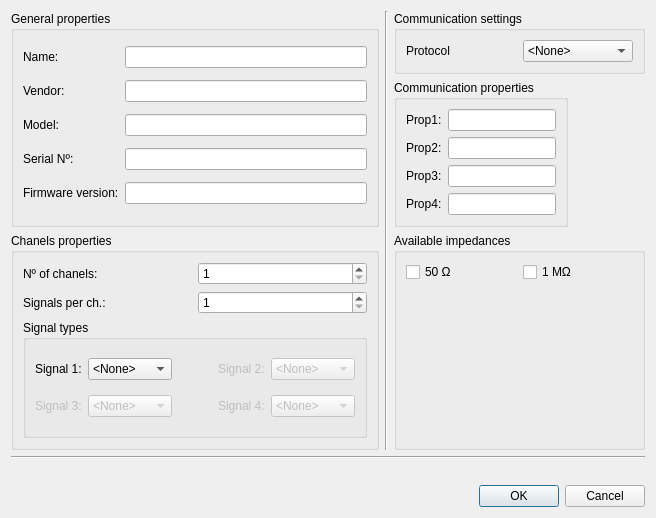
First picture: the form in frequency-meter/view/resources/device_interface.ui, repository robertofem/Freq-meter-APP, before the edit.
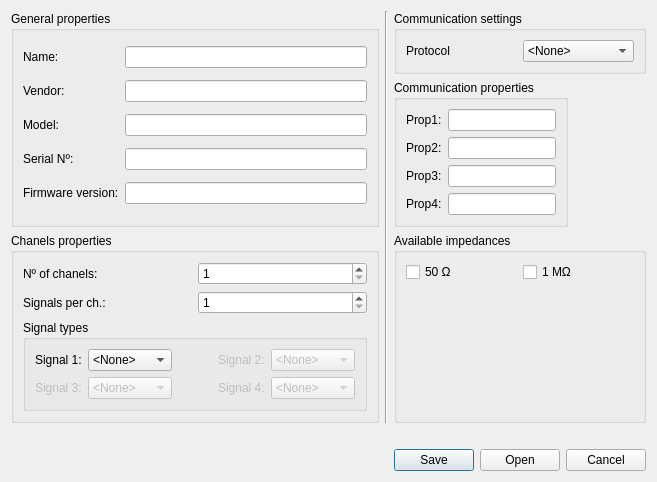
Second picture: the form after the edit.

Commit message: Add overwrite device configuration functionality

```diff
--- a/frequency-meter/view/resources/device_interface.ui
+++ b/frequency-meter/view/resources/device_interface.ui
@@ -6,7 +6,7 @@
    <rect>
     <x>0</x>
     <y>0</y>
-    <width>656</width>
+    <width>670</width>
     <height>518</height>
    </rect>
   </property>
@@ -20,6 +20,22 @@
    <string>Dialog</string>
   </property>
   <layout class="QGridLayout" name="gridLayout">
+   <property name="sizeConstraint">
+    <enum>QLayout::SetFixedSize</enum>
+   </property>
+   <item row="5" column="0" colspan="3">
+    <widget class="QLabel" name="ErrorLabel">
+     <property name="sizePolicy">
+      <sizepolicy hsizetype="Minimum" vsizetype="Maximum">
+       <horstretch>0</horstretch>
+       <verstretch>0</verstretch>
+      </sizepolicy>
+     </property>
+     <property name="text">
+      <string/>
+     </property>
+    </widget>
+   </item>
    <item row="1" column="0" rowspan="3">
     <widget class="QGroupBox" name="GeneralPropertiesgroupBox">
      <property name="title">
@@ -79,20 +95,6 @@
      </layout>
     </widget>
    </item>
-   <item row="7" column="2">
-    <widget class="QDialogButtonBox" name="buttonBox">
-     <property name="standardButtons">
-      <set>QDialogButtonBox::Cancel|QDialogButtonBox::Ok</set>
-     </property>
-    </widget>
-   </item>
-   <item row="5" column="0" colspan="3">
-    <widget class="Line" name="line_2">
-     <property name="orientation">
-      <enum>Qt::Horizontal</enum>
-     </property>
-    </widget>
-   </item>
    <item row="4" column="0">
     <widget class="QGroupBox" name="groupBox">
      <property name="title">
@@ -340,19 +342,6 @@
      </layout>
     </widget>
    </item>
-   <item row="6" column="0" colspan="3">
-    <widget class="QLabel" name="ErrorLabel">
-     <property name="sizePolicy">
-      <sizepolicy hsizetype="Minimum" vsizetype="Maximum">
-       <horstretch>0</horstretch>
-       <verstretch>0</verstretch>
-      </sizepolicy>
-     </property>
-     <property name="text">
-      <string/>
-     </property>
-    </widget>
-   </item>
    <item row="1" column="2">
     <widget class="QGroupBox" name="CommSettingsgroupBox_2">
      <property name="title">
@@ -456,6 +445,13 @@
      </layout>
     </widget>
    </item>
+   <item row="6" column="2">
+    <widget class="QDialogButtonBox" name="buttonBox">
+     <property name="standardButtons">
+      <set>QDialogButtonBox::Cancel|QDialogButtonBox::Open|QDialogButtonBox::Save</set>
+     </property>
+    </widget>
+   </item>
   </layout>
  </widget>
  <resources/>
```
Left out of the diff: 2 changed lines with no effect on the pictures. The commit also changes 5 other files.
